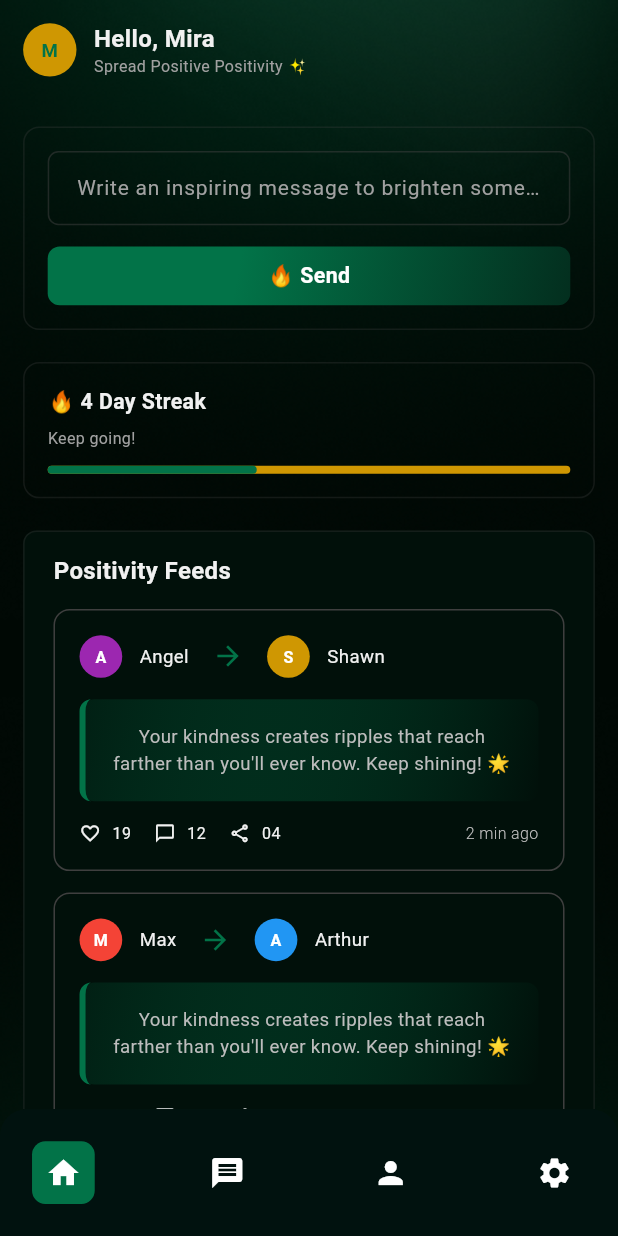
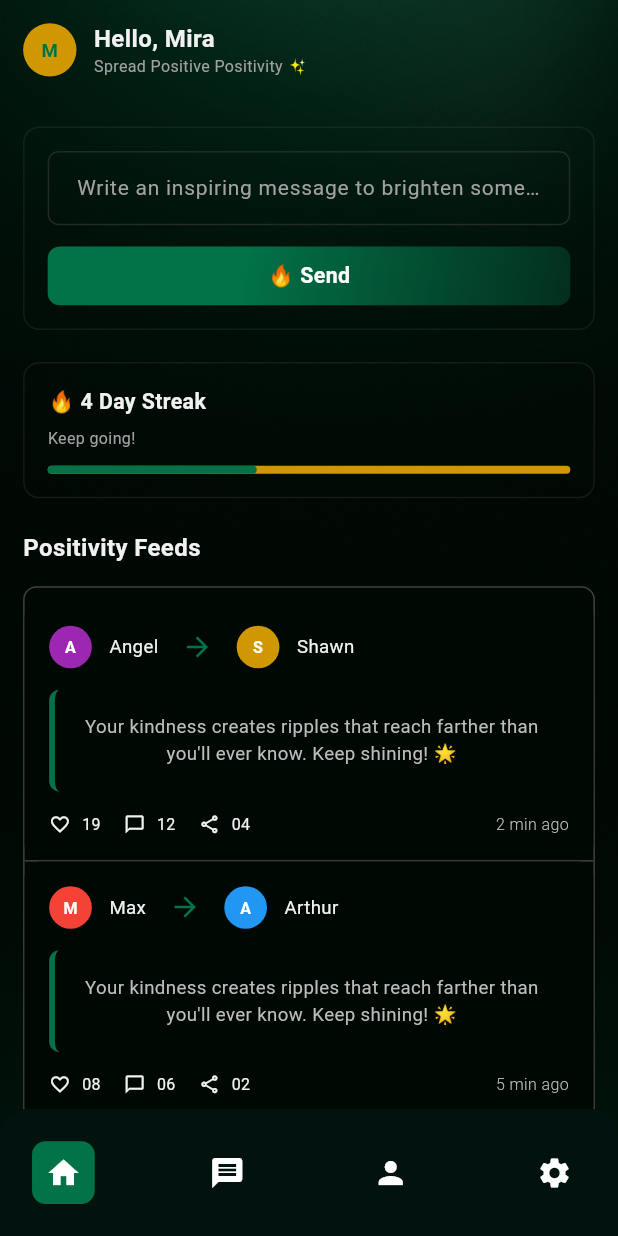
Before and after one commit to mehdisparktech/miraa_social_messaging, a Flutter app: the HomeScreen screen opened by its route, on a phone screen of 412 x 824 dp. Run offline on Flutter 3.47's test engine with Material 3 defaults, Android fonts, the phone set to English and light mode, and no system bars; our stand-ins replace cached_network_image, dio, flutter_dotenv, flutter_html, flutter_local_notifications, flutter_screenutil and 10 more; accounts and stored records are empty; network calls fail.

Commit message:
adject home screen

```diff
--- a/lib/features/home/presentation/widgets/feed_item.dart
+++ b/lib/features/home/presentation/widgets/feed_item.dart
@@ -36,8 +36,8 @@ class FeedItem extends StatelessWidget {
       //height: 182.h,
       clipBehavior: Clip.antiAlias,
       decoration: ShapeDecoration(
+        color: Color(0xFF000804),
         shape: RoundedRectangleBorder(
-          side: BorderSide(width: 1, color: const Color(0xFF3F3F3F)),
           borderRadius: BorderRadius.circular(12.r),
         ),
       ),
@@ -116,19 +116,19 @@ class FeedItem extends StatelessWidget {
               padding: const EdgeInsets.all(16),
               decoration: BoxDecoration(
                 // Gradient background with glow effect
-                gradient: LinearGradient(
-                  begin: Alignment.topLeft,
-                  end: Alignment.bottomRight,
-                  colors: [
-                    Color(0xFF027348).withOpacity(0.15), // Soft glow
-                    Color(0xFF01100A),
-                  ],
-                ),
-                borderRadius: BorderRadius.circular(8),
+                // gradient: LinearGradient(
+                //   begin: Alignment.topLeft,
+                //   end: Alignment.bottomRight,
+                //   colors: [
+                //     Color(0xFF027348).withOpacity(0.15), // Soft glow
+                //     Color(0xFF01100A),
+                //   ],
+                // ),
+                borderRadius: BorderRadius.circular(8.r),
                 // Left border only
                 border: Border(
                   left: BorderSide(
-                    width: 4,
+                    width: 4.w,
                     color: Color(0xFF027348), // Primary color
                   ),
                 ),
--- a/lib/features/home/presentation/widgets/positivity_feeds_section.dart
+++ b/lib/features/home/presentation/widgets/positivity_feeds_section.dart
@@ -84,14 +84,7 @@ class PositivityFeedsSection extends StatelessWidget {
       },
     ];
 
-    return Container(
-      padding: EdgeInsets.symmetric(horizontal: 20.w, vertical: 16.h),
-      decoration: BoxDecoration(
-        color: const Color(0xFF01100A),
-        borderRadius: BorderRadius.circular(10.r),
-        border: Border.all(color: AppColors.borderColor.withOpacity(0.3)),
-      ),
-      child: Column(
+    return Column(
       crossAxisAlignment: CrossAxisAlignment.start,
       children: [
         CommonText(
@@ -102,11 +95,19 @@ class PositivityFeedsSection extends StatelessWidget {
           textAlign: TextAlign.left,
         ),
         SizedBox(height: 16.h),
-          ListView.separated(
+        Container(
+          padding: EdgeInsets.symmetric(vertical: 10.h),
+          decoration: BoxDecoration(
+            color: Color(0xFF000804),
+            borderRadius: BorderRadius.circular(10.r),
+            border: Border.all(color: AppColors.borderColor2),
+          ),
+          child: ListView.separated(
             shrinkWrap: true,
             physics: const NeverScrollableScrollPhysics(),
             itemCount: feedData.length,
-            separatorBuilder: (context, index) => SizedBox(height: 16.h),
+            separatorBuilder: (context, index) =>
+                Divider(color: AppColors.borderColor2, height: 1),
             itemBuilder: (context, index) {
               final feed = feedData[index];
               return FeedItem(
@@ -122,8 +123,8 @@ class PositivityFeedsSection extends StatelessWidget {
               );
             },
           ),
+        ),
       ],
-      ),
     );
   }
 }
--- a/lib/utils/constants/app_colors.dart
+++ b/lib/utils/constants/app_colors.dart
@@ -10,6 +10,7 @@ class AppColors {
   static const Color textColor = Color(0xFFF1F1F1);
   static const Color secondaryTextColor = Color(0xFFA1A1A1);
   static const Color bottomNavBarColor = Color(0xFF01120F);
+  static const Color borderColor2 = Color(0xFF404040);
 
   static const Color transparent = Colors.transparent;
   static const Color white = Colors.white;
```
Also changed, not shown: 3 other files. Lines whose indentation alone changed are shown as unchanged.
